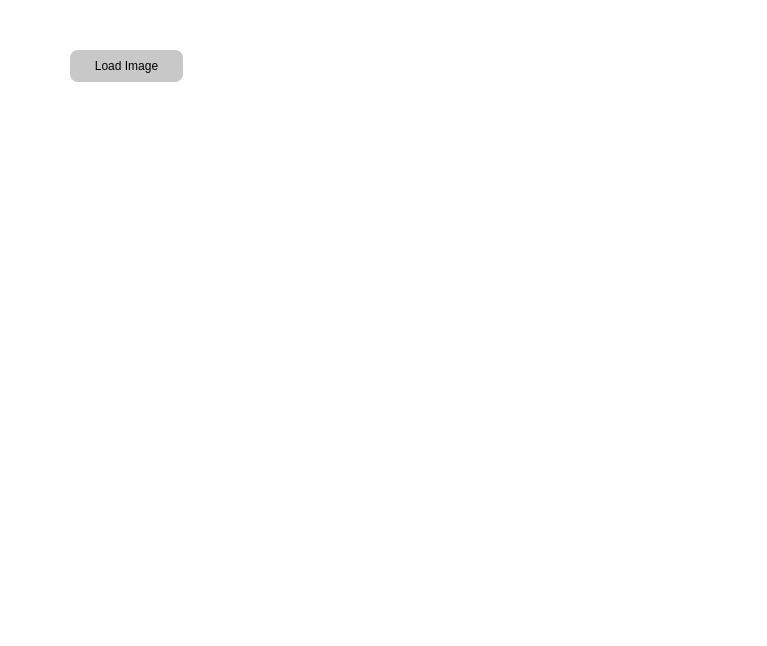
Before: the Qt Designer form GUI/Home.ui in AminAlam/Deep-Object, drawn with Qt 5.
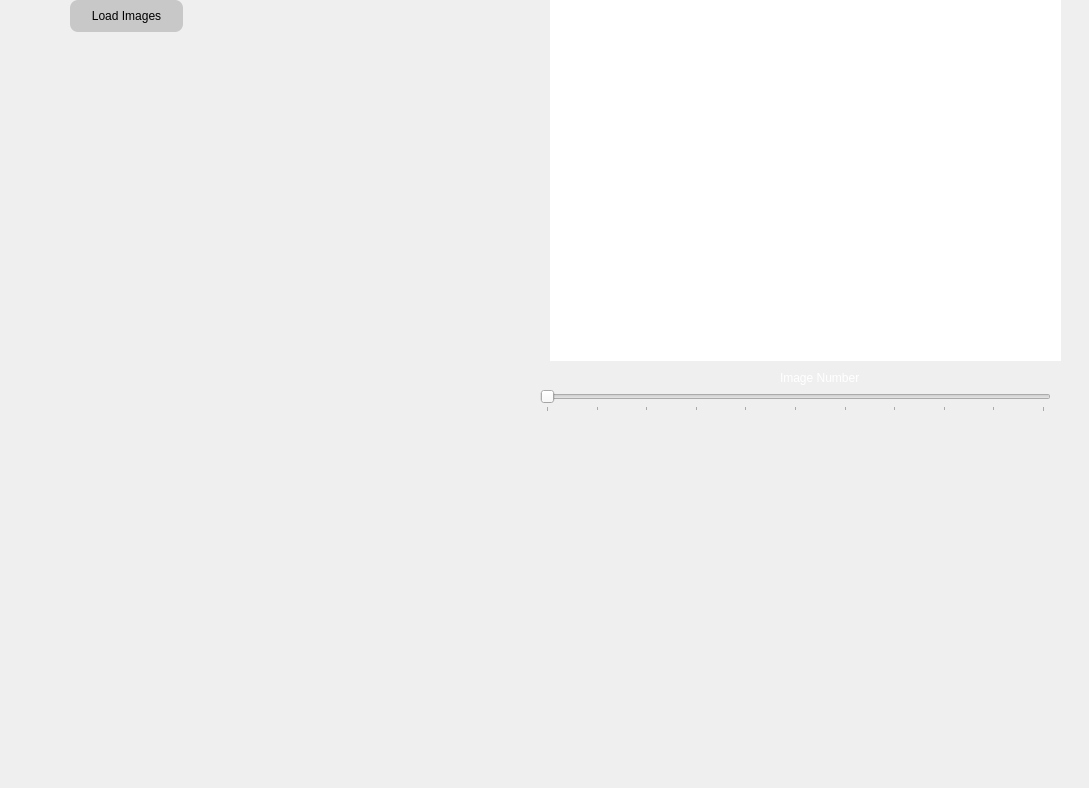
After: the same form once the commit is applied.

Commit message: images loaded and plotted

```diff
--- a/GUI/Home.ui
+++ b/GUI/Home.ui
@@ -6,26 +6,23 @@
    <rect>
     <x>0</x>
     <y>0</y>
-    <width>767</width>
-    <height>646</height>
+    <width>1089</width>
+    <height>788</height>
    </rect>
   </property>
   <property name="windowTitle">
    <string>Form</string>
   </property>
   <property name="styleSheet">
-   <string notr="true">QWidget
-{
-background : white;
-}</string>
+   <string notr="true"/>
   </property>
   <widget class="QWidget" name="widget" native="true">
    <property name="geometry">
     <rect>
      <x>0</x>
-     <y>0</y>
-     <width>761</width>
-     <height>641</height>
+     <y>-50</y>
+     <width>1091</width>
+     <height>801</height>
     </rect>
    </property>
    <property name="font">
@@ -128,16 +125,16 @@
      </font>
     </property>
     <property name="text">
-     <string>Load Image</string>
+     <string>Load Images</string>
     </property>
    </widget>
    <widget class="QWidget" name="loaded_image_plot" native="true">
     <property name="geometry">
      <rect>
-      <x>430</x>
-      <y>10</y>
-      <width>291</width>
-      <height>271</height>
+      <x>550</x>
+      <y>30</y>
+      <width>511</width>
+      <height>381</height>
      </rect>
     </property>
     <property name="styleSheet">
@@ -150,6 +147,55 @@
 </string>
     </property>
    </widget>
+   <widget class="QSlider" name="image_slider">
+    <property name="geometry">
+     <rect>
+      <x>540</x>
+      <y>440</y>
+      <width>511</width>
+      <height>22</height>
+     </rect>
+    </property>
+    <property name="acceptDrops">
+     <bool>false</bool>
+    </property>
+    <property name="autoFillBackground">
+     <bool>false</bool>
+    </property>
+    <property name="maximum">
+     <number>10</number>
+    </property>
+    <property name="orientation">
+     <enum>Qt::Horizontal</enum>
+    </property>
+    <property name="invertedAppearance">
+     <bool>false</bool>
+    </property>
+    <property name="tickPosition">
+     <enum>QSlider::TicksBelow</enum>
+    </property>
+    <property name="tickInterval">
+     <number>0</number>
+    </property>
+   </widget>
+   <widget class="QLabel" name="label">
+    <property name="geometry">
+     <rect>
+      <x>780</x>
+      <y>420</y>
+      <width>131</width>
+      <height>16</height>
+     </rect>
+    </property>
+    <property name="font">
+     <font>
+      <family>Arial</family>
+     </font>
+    </property>
+    <property name="text">
+     <string>Image Number</string>
+    </property>
+   </widget>
   </widget>
  </widget>
  <resources/>
```
Left out of the diff: 2 changed lines with no effect on the pictures. The commit also changes 5 other files.
